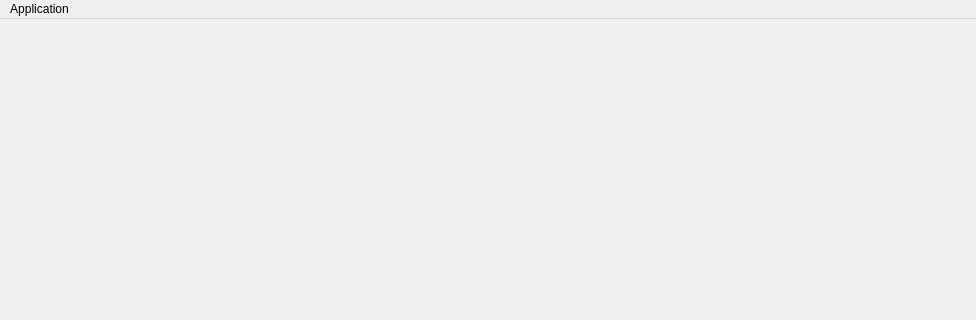
Old version of the form application.ui in the repository Hatraxe/QT_Project; both pictures show x 0 to 976 and y 0 to 320 of the 976 by 682 pixel window.
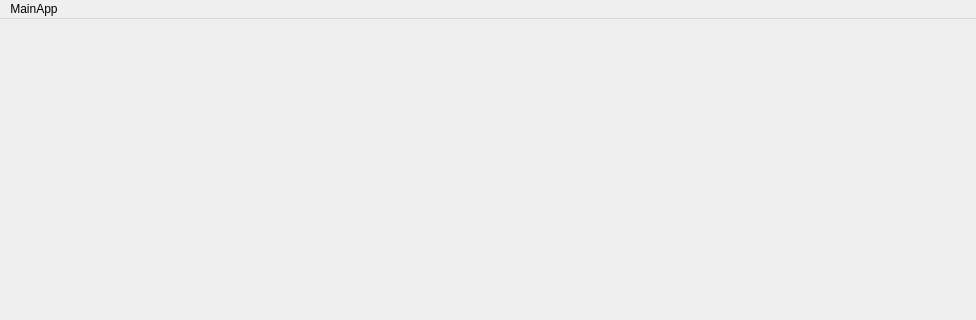
New version of the form.

Patch:
```diff
--- a/application.ui
+++ b/application.ui
@@ -37,7 +37,7 @@
    </property>
    <widget class="QMenu" name="menuApplication">
     <property name="title">
-     <string>Application</string>
+     <string>MainApp</string>
     </property>
    </widget>
    <addaction name="menuApplication"/>
```
